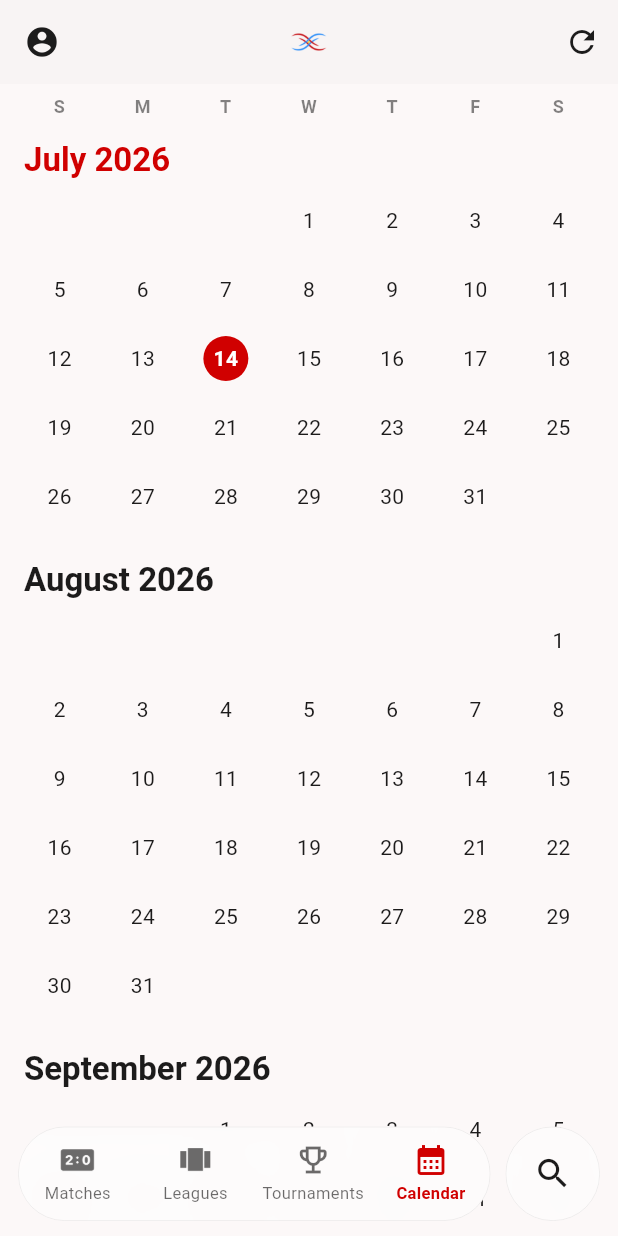
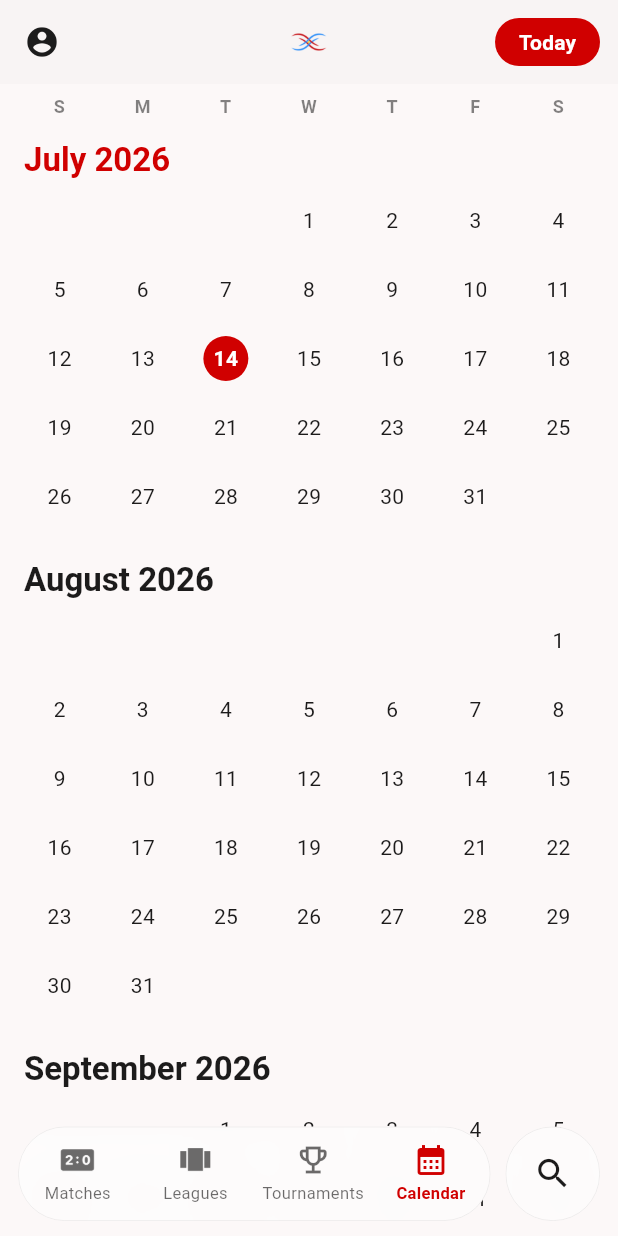
Before and after one commit to pbebla/infinite_sports_flutter, a Flutter app: the screen it shows after launch, item 4 of the bottom bar chosen, on a phone screen of 412 x 824 dp. Run offline on Flutter 3.47's test engine with Material 3 defaults, Android fonts, the phone set to English and light mode, and no system bars; our stand-ins replace cached_network_image, cloud_functions, data_table_2, email_validator, firebase_auth, firebase_core and 17 more; missing offline and left inert: flutter_config, flutter_launcher_icons, flutter_stripe; accounts and stored records are empty.

Commit message:
feat(nav-glass): Today pill on calendar replaces refresh icon
Jumps back to the current month (scroll offset 0 = center sliver) and
silently re-fetches events. Gold pill with dark text in dark mode, red
with white in light.

Co-Authored-By: Claude Fable 5 <noreply@anthropic.com>

```diff
--- a/lib/calendar_tab.dart
+++ b/lib/calendar_tab.dart
@@ -23,12 +23,30 @@ class _CalendarTabState extends State<CalendarTab> {
   static const _weekdayLabels = ['S', 'M', 'T', 'W', 'T', 'F', 'S'];
 
   final Key _centerKey = const ValueKey('calendar-current-month');
+  final ScrollController _scroll = ScrollController();
   Future<Map<DateTime, List<MapEntry<int, Event>>>>? _future;
 
   @override
   void initState() {
     super.initState();
     _future = _load();
+  }
+
+  @override
+  void dispose() {
+    _scroll.dispose();
+    super.dispose();
+  }
+
+  /// Scroll offset 0 is the top of the current month (the center sliver),
+  /// so "Today" is a plain glide back to origin. Also re-checks for new
+  /// events while we're at it.
+  void _jumpToToday() {
+    if (_scroll.hasClients) {
+      _scroll.animateTo(0,
+          duration: const Duration(milliseconds: 400), curve: Curves.easeOut);
+    }
+    setState(() { _future = _load(); });
   }
 
   Future<Map<DateTime, List<MapEntry<int, Event>>>> _load() async {
@@ -57,9 +75,20 @@ class _CalendarTabState extends State<CalendarTab> {
         centerTitle: true,
         title: Image.asset('assets/infinitelarge_dark.png', height: 30),
         actions: [
-          IconButton(
-            onPressed: () => setState(() { _future = _load(); }),
-            icon: const Icon(Icons.refresh),
+          Padding(
+            padding: const EdgeInsets.only(right: 12),
+            child: TextButton(
+              onPressed: _jumpToToday,
+              style: TextButton.styleFrom(
+                backgroundColor: Theme.of(context).colorScheme.primary,
+                foregroundColor: Theme.of(context).colorScheme.onPrimary,
+                padding: const EdgeInsets.symmetric(horizontal: 16),
+                visualDensity: VisualDensity.compact,
+                shape: const StadiumBorder(),
+              ),
+              child: const Text('Today',
+                  style: TextStyle(fontWeight: FontWeight.bold)),
+            ),
           ),
         ],
       ),
@@ -77,6 +106,7 @@ class _CalendarTabState extends State<CalendarTab> {
               _WeekdayHeader(labels: _weekdayLabels),
               Expanded(
                 child: CustomScrollView(
+                  controller: _scroll,
                   center: _centerKey,
                   slivers: [
                     // Months before today, built upward from the current month.
```
